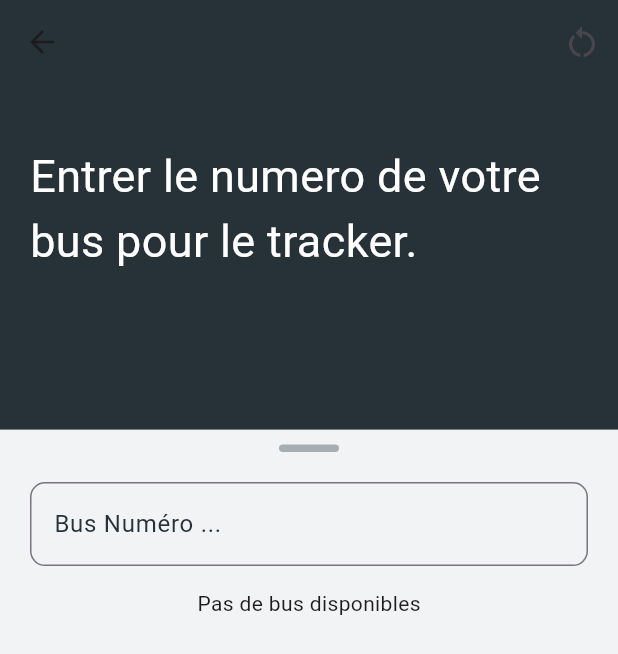
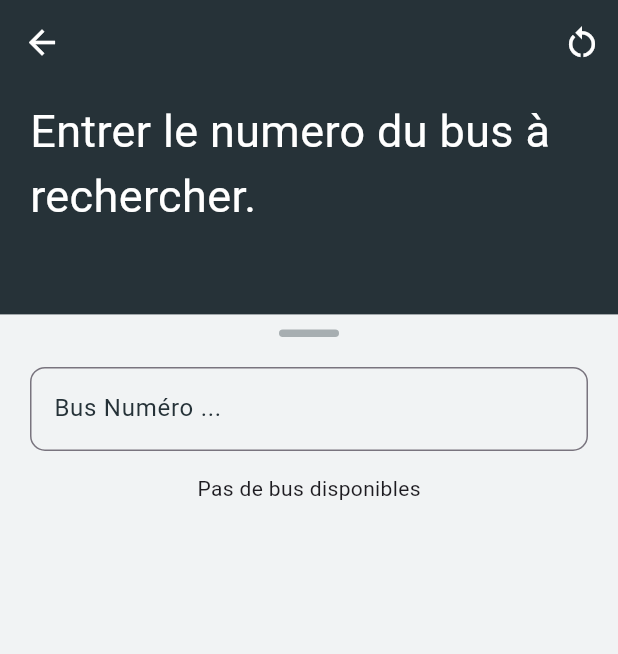
Before and after one commit to sackoba11/mobility, a Flutter app: the HomeBusScreen screen opened by its route, on a phone screen of 412 x 824 dp. Shown: the top 654 px of the screen. Run offline on Flutter 3.47's test engine with Material 3 defaults, Android fonts, the phone set to English and light mode, and no system bars; our stand-ins replace cloud_firestore, connectivity_plus, dartz, firebase_auth, firebase_core, firebase_database and 9 more; accounts and stored records are empty; statements that could not run were skipped.

Commit message:
refactoring home user screen

```diff
--- a/lib/common/help_functions/help_functions.dart
+++ b/lib/common/help_functions/help_functions.dart
@@ -1,13 +1,41 @@
+import 'dart:developer' as developer;
+import 'dart:io';
+
+import 'package:connectivity_plus/connectivity_plus.dart';
 import 'package:flutter/material.dart';
+import 'package:flutter/services.dart';
 import 'package:get/get.dart';
 
 import '../../routes/app_pages.dart';
 import '../../utils/constants/app colors/app_colors.dart';
 import '../../utils/constants/app string/app_string.dart';
-import '../../utils/helpers/helpers.dart';
 import '../widgets/dodge_keyboard.dart';
 
 class HelpFunctions {
+  static List<ConnectivityResult> _connectionStatus = <ConnectivityResult>[];
+  static final Connectivity _connectivity = Connectivity();
+  List<ConnectivityResult> get connectionStatus => _connectionStatus;
+
+  static Future<bool> checkConnectivity() async {
+    try {
+      _connectionStatus = await (_connectivity.checkConnectivity());
+      if (_connectionStatus.contains(ConnectivityResult.none)) {
+        // No available network types
+        HelpFunctions.customSnackbar(
+            title: 'Aucun accès à internet',
+            message: 'Veuillez vous connecter à internet',
+            colorText: AppColor.error,
+            icon: Icons.wifi_tethering_error);
+        return false;
+      } else {
+        return true;
+      }
+    } on PlatformException catch (e) {
+      developer.log('Couldn\'t check connectivity status', error: e);
+      return false;
+    }
+  }
+
   static Future customModalSheet(
       {required BuildContext context, required Widget child}) {
     return showModalBottomSheet(
@@ -23,6 +51,25 @@ class HelpFunctions {
         });
       },
     );
+  }
+
+  static SnackbarController customSnackbar(
+      {required String title,
+      required String message,
+      required Color colorText,
+      required IconData icon}) {
+    return Get.snackbar(title, '',
+        backgroundColor: AppColor.white,
+        colorText: colorText,
+        messageText: Text(
+          message,
+        ),
+        icon: Icon(
+          icon,
+          color: colorText,
+        ),
+        duration: Duration(seconds: 1),
+        margin: EdgeInsets.symmetric(vertical: 10, horizontal: 20));
   }
 
   static Future<void> onWillPop(context) async {
@@ -41,7 +88,7 @@ class HelpFunctions {
             actions: <Widget>[
               TextButton(
                   onPressed: (() {
-                    Helpers.exitApp();
+                    exit(0);
                   }),
                   child: const Text(
                     "Oui",
--- a/lib/common/widgets/custom_button_with_double_icons.dart
+++ b/lib/common/widgets/custom_button_with_double_icons.dart
@@ -52,7 +52,6 @@ class CustomButtonWithDoubleIcons extends StatelessWidget {
                 ],
               ),
               Assets.next.svg(),
-              // SvgPicture.asset(AppString.nextSvg)
             ],
           ),
         ),
--- a/lib/common/widgets/widget.bottomSheet/bottom_sheet_user.dart
+++ b/lib/common/widgets/widget.bottomSheet/bottom_sheet_user.dart
@@ -15,6 +15,7 @@ class BottomSheetUser extends StatelessWidget {
   @override
   Widget build(BuildContext context) {
     ValueNotifier<bool> loading = ValueNotifier(false);
+    Get.put(ServicesController());
     return SizedBox(
         height: 140,
         child: Center(
--- a/lib/utils/constants/app colors/app_colors.dart
+++ b/lib/utils/constants/app colors/app_colors.dart
@@ -3,6 +3,7 @@ import 'package:flutter/material.dart';
 abstract class AppColor {
   static Color background = const Color(0xffF1F3F4);
   static Color error = const Color(0xffb70606);
+  static Color warning =  Colors.deepOrange;
   static Color primary = const Color(0xff263238);
   static Color white = const Color(0xffFFFFFF);
   static Color gray = const Color(0xffA8AEB1);
--- a/lib/views/bus/controllers/home_bus_controller.dart
+++ b/lib/views/bus/controllers/home_bus_controller.dart
@@ -8,6 +8,7 @@ import 'package:google_maps_flutter/google_maps_flutter.dart';
 import 'package:http/http.dart';
 import 'package:mobility/models/bus/bus_from_firestore/bus.dart';
 
+import '../../../common/help_functions/help_functions.dart';
 import '../../../utils/constants/app string/app_string.dart';
 import '../../../models/bus/bus_from_realTime/bus_from_db.dart';
 import '../../../models/routes_model/data_model.dart';
@@ -20,6 +21,7 @@ class BusController extends GetxController {
 
   BusRepositoryImpl busRepository = BusRepositoryImpl();
   RxBool isLoading = true.obs;
+  late final RxBool isConnect = false.obs;
   List<BusFromDb> activeBusList = <BusFromDb>[].obs;
   List<BusFromDb> availableActiveBusList = <BusFromDb>[].obs;
   List<BusFromDb> searchActiveBus = <BusFromDb>[].obs;
@@ -53,6 +55,7 @@ class BusController extends GetxController {
   void onInit() async {
     super.onInit();
     // await busRepository.addRoadMap();
+    isConnect.value = await HelpFunctions.checkConnectivity();
     await getAllBus();
     getLocation();
   }
@@ -126,8 +129,6 @@ class BusController extends GetxController {
     final response = await get(url);
     final result = jsonDecode(response.body);
     final routes = DataModel.fromJson(result);
-    // final distance =
-    //     routes.routes?.expand((route) => route.legs ?? []).toList() ?? [];
     final formattedCoordinates = routes.routes
             ?.expand((route) => route.geometry?.coordinates ?? [])
             .toList() ??
--- a/lib/views/bus/screens/home_bus_screen.dart
+++ b/lib/views/bus/screens/home_bus_screen.dart
@@ -18,10 +18,18 @@ class HomeBusScreen extends GetView<BusController> {
       appBar: AppBar(
         backgroundColor: AppColor.primary,
         elevation: 0,
+        leading: IconButton(
+            iconSize: 26,
+            icon: Icon(Icons.arrow_back_sharp),
+            color: AppColor.white,
+            onPressed: () => Get.back()),
         actions: [
           IconButton(
             iconSize: 26,
-            icon: const Icon(Icons.restart_alt),
+            icon: Icon(
+              Icons.restart_alt,
+              color: AppColor.white,
+            ),
             onPressed: () async {
               await controller.getAllBus();
             },
@@ -32,17 +40,17 @@ class HomeBusScreen extends GetView<BusController> {
       body: Stack(
         children: [
           Padding(
-              padding: const EdgeInsets.symmetric(horizontal: 20, vertical: 40),
+              padding: const EdgeInsets.symmetric(horizontal: 20, vertical: 10),
               child: Text(
-                "Entrer le numero de votre bus pour le tracker.",
+                "Entrer le numero du bus à rechercher.",
                 style: TextStyle(fontSize: 30, color: AppColor.white),
               )),
           DraggableScrollableSheet(
-            initialChildSize: 0.7,
+            initialChildSize: 0.8,
             builder: (context, controller) {
               return Container(
                 color: AppColor.background,
-                child: _buildColumn(context),
+                child: BodyScreen(),
               );
             },
           )
@@ -50,8 +58,16 @@ class HomeBusScreen extends GetView<BusController> {
       ),
     );
   }
+}
 
-  Widget _buildColumn(BuildContext context) {
+class BodyScreen extends StatelessWidget {
+  const BodyScreen({
+    super.key,
+  });
+
+  @override
+  Widget build(BuildContext context) {
+    var controller = Get.put(BusController());
     return Padding(
       padding: const EdgeInsets.symmetric(horizontal: 20),
       child: Column(
@@ -72,7 +88,6 @@ class HomeBusScreen extends GetView<BusController> {
           const SizedBox(height: 20),
           GetBuilder<BusController>(
             init: BusController(),
-            initState: (_) {},
             builder: (busController) {
               return CustomSearchBar(
                   hintText: "Bus Numéro ...",
--- a/lib/views/home/controllers/home_user_controller.dart
+++ b/lib/views/home/controllers/home_user_controller.dart
@@ -1,13 +1,16 @@
 import 'package:firebase_auth/firebase_auth.dart';
 import 'package:get/get.dart';
+import 'package:mobility/common/help_functions/help_functions.dart';
 
 class HomeUserController extends GetxController {
   User? currentUser;
+  late final RxBool isConnect = false.obs;
 
   @override
-  void onInit() {
+  void onInit() async {
     super.onInit();
     currentUser = FirebaseAuth.instance.currentUser;
+    isConnect.value = await HelpFunctions.checkConnectivity();
   }
 
   // @override
--- a/lib/views/splash_screen/controllers/splash_screen_controller.dart
+++ b/lib/views/splash_screen/controllers/splash_screen_controller.dart
@@ -6,7 +6,6 @@ import '../../../data/repositories/authRepositiry/auth_repository_impl.dart';
 import '../../../data/repositories/authRepositiry/i_auth_repository.dart';
 import '../../../models/user/my_user.dart';
 import '../../../routes/app_pages.dart';
-import '../../../utils/helpers/helpers.dart';
 
 class SplashScreenController extends GetxController
     with GetSingleTickerProviderStateMixin {
@@ -21,7 +20,6 @@ class SplashScreenController extends GetxController
     currentUser = FirebaseAuth.instance.currentUser;
     await animationInitilization();
     redirection();
-    Helpers.checkConnectivity();
   }
 
   redirection() async {
```
Also changed, not shown: lib/common/widgets/body_wrapper.dart (added, +21 -0 lines), lib/common/widgets/widget.bottomSheet/bottom_sheet_driver.dart (+7 -9 lines), lib/utils/helpers/helpers.dart (deleted, +0 -34 lines), lib/utils/helpers/network_manager.dart (deleted, +0 -51 lines), lib/views/home/screens/home_user_screen.dart (+34 -30 lines), lib/views/services/controllers/services_controller.dart (+32 -7 lines), lib/views/services/screens/services_screen.dart (+2 -6 lines), 4 other files.
